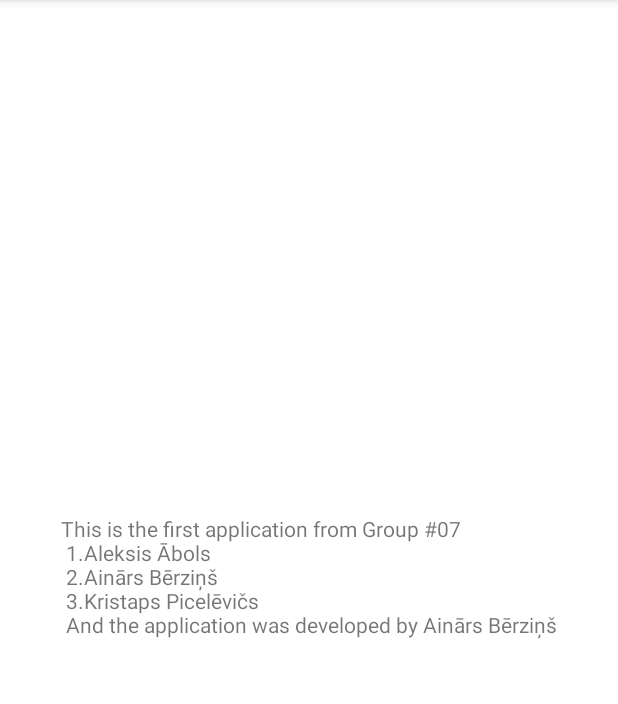
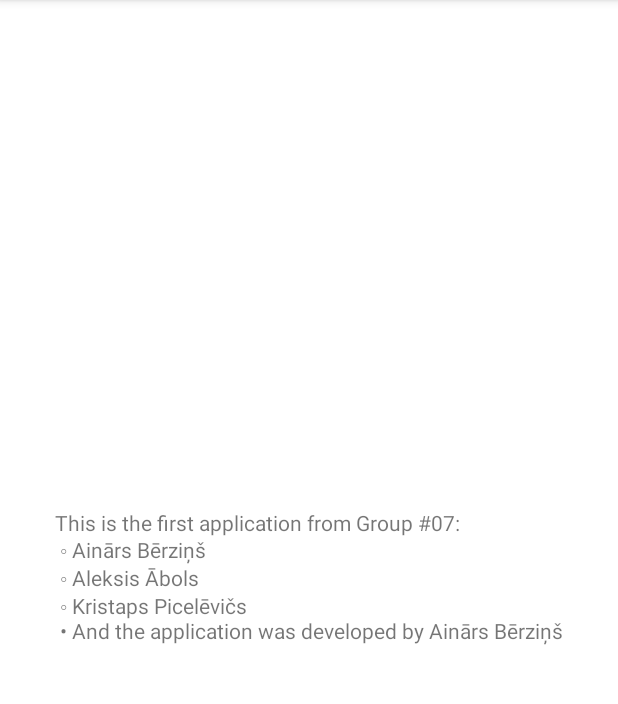
Before and after one commit to kristapspicelevics/grupa7_mobile_project, an Android app: the screen it shows after launch (MainActivity), on a phone screen of 412 x 824 dp, the part 84-788 px from its top. Run offline under Robolectric (Android 15) with nearby library versions, the phone set to English and light mode, and no system bars.

Commit message:
Basic App with greets

```diff
--- a/app/src/main/res/values/strings.xml
+++ b/app/src/main/res/values/strings.xml
@@ -1,4 +1,9 @@
 <resources>
     <string name="app_name">MyFirstHalloWorld</string>
-    <string name="greeting">This is the first application from Group #07 \n 1.Aleksis Ābols \n 2.Ainārs Bērziņš \n 3.Kristaps Picelēvičs \n And the application was developed by Ainārs Bērziņš</string>
+    <string name="greeting">This is the first application from Group #07: \n
+◦	Ainārs Bērziņš \n
+◦	Aleksis Ābols \n
+◦	Kristaps Picelēvičs \n
+•	And the application was developed by Ainārs Bērziņš
+</string>
 </resources>
```
